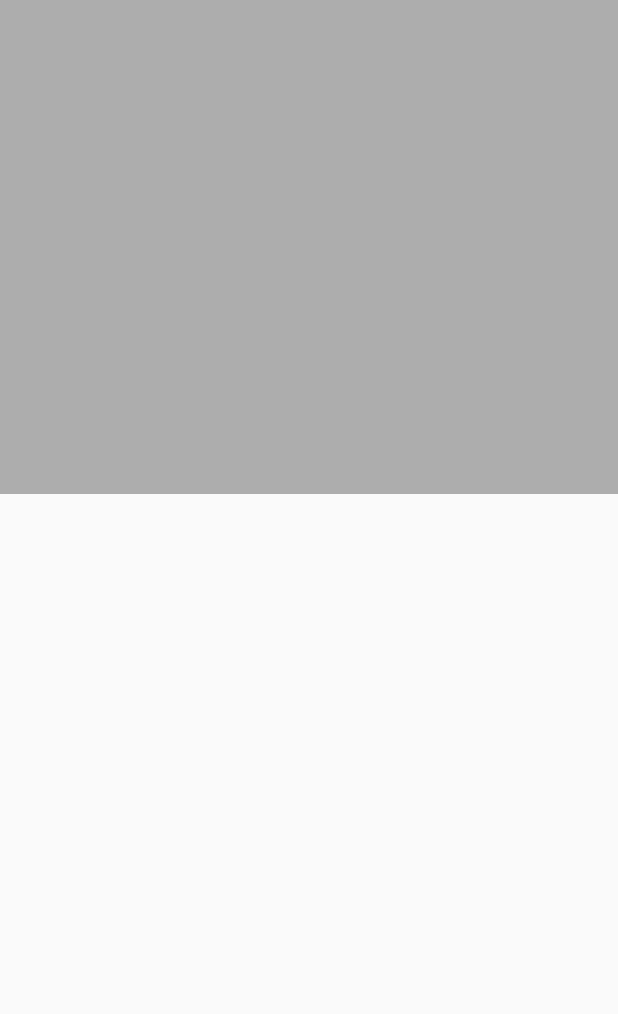
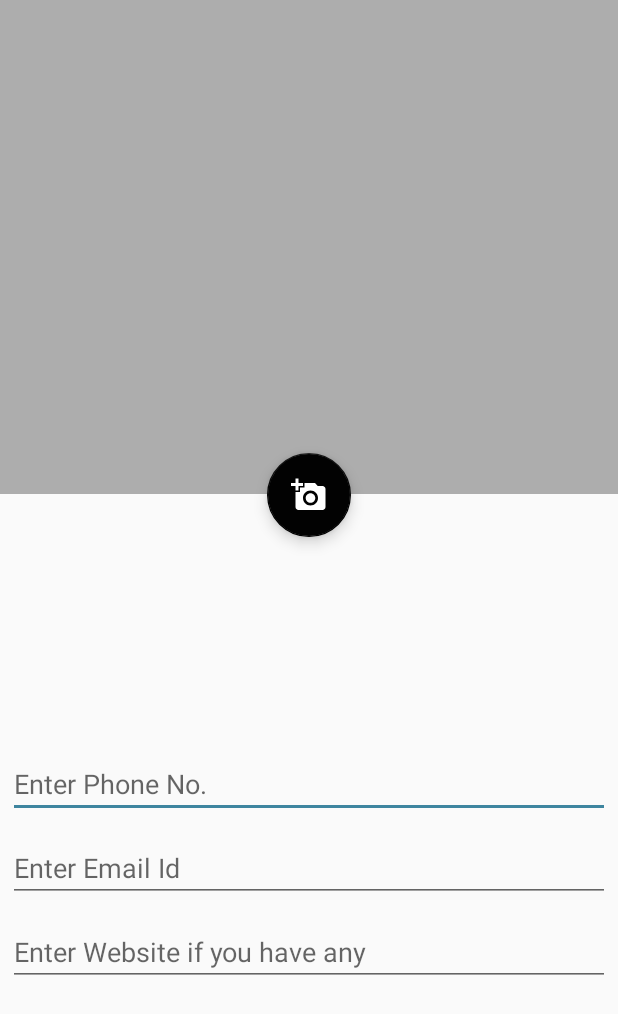
Before and after one commit to Siddharha/BusinessAdmin, an Android app: the layout fragment_personal.xml on its own in the app's theme, with its tools: preview values and no code run, on a phone screen of 412 x 824 dp. Shown: the top 1014 px of the screen. Run offline under Robolectric (Android 15) with nearby library versions, the phone set to English and light mode, and no system bars.

Commit message:
new Page

```diff
--- a/app/src/main/java/in/creativelizard/businessadvisor/repositories/LoginRepo.kt
+++ b/app/src/main/java/in/creativelizard/businessadvisor/repositories/LoginRepo.kt
@@ -22,7 +22,8 @@ class LoginRepo {
         }
     }
 
-    var getLoginDetails : (String)-> MutableLiveData<String> = {
+
+     var getLoginDetails : (String)-> MutableLiveData<String> = {
         val data = MutableLiveData<String>()
        /* val data = MutableLiveData<Any>()
         data.value = callLoginAPI()
--- a/app/src/main/java/in/creativelizard/businessadvisor/viewModels/LoginViewModel.kt
+++ b/app/src/main/java/in/creativelizard/businessadvisor/viewModels/LoginViewModel.kt
@@ -14,5 +14,5 @@ import retrofit2.Response
 class LoginViewModel : ViewModel() {
     private val  loginRepo:LoginRepo = LoginRepo.getInstance()
 
-     val getLoginWithToken:(String) -> MutableLiveData<String> = {loginRepo.getLoginDetails(it)}
+    val getLoginWithToken:(String) -> MutableLiveData<String> = {loginRepo.getLoginDetails(it)}
 }
--- a/app/src/main/java/in/creativelizard/businessadvisor/views/LoginFragment.kt
+++ b/app/src/main/java/in/creativelizard/businessadvisor/views/LoginFragment.kt
@@ -63,9 +63,9 @@ class LoginFragment : Fragment() {
 
             loginViewModel.getLoginWithToken(rootView.etTokenId.text.toString()).observe(this,
                 Observer {response ->
-                    //Toast.makeText(activity!!,Gson().toJson(it),Toast.LENGTH_SHORT).show()
+
                     val loginData = Gson().fromJson(response,LoginOutput::class.java)
-                    if(loginData.success == 1){
+                    if(loginData.success == 0){
                         Handler().postDelayed({
                             Navigation.findNavController(rootView).navigate(R.id.action_loginFragment_to_formFragment)
                         },1000)
@@ -74,7 +74,6 @@ class LoginFragment : Fragment() {
                         Toast.makeText(activity!!,loginData.message,Toast.LENGTH_SHORT).show()
                     }
                 })
-           // callLogin()
 
 
         }
--- /dev/null
+++ b/app/src/main/res/drawable/ic_add_a_photo.xml
@@ -0,0 +1,5 @@
+<vector android:height="24dp" android:tint="#FFFFFF"
+    android:viewportHeight="24.0" android:viewportWidth="24.0"
+    android:width="24dp" xmlns:android="http://schemas.android.com/apk/res/android">
+    <path android:fillColor="#FF000000" android:pathData="M3,4L3,1h2v3h3v2L5,6v3L3,9L3,6L0,6L0,4h3zM6,10L6,7h3L9,4h7l1.83,2L21,6c1.1,0 2,0.9 2,2v12c0,1.1 -0.9,2 -2,2L5,22c-1.1,0 -2,-0.9 -2,-2L3,10h3zM13,19c2.76,0 5,-2.24 5,-5s-2.24,-5 -5,-5 -5,2.24 -5,5 2.24,5 5,5zM9.8,14c0,1.77 1.43,3.2 3.2,3.2s3.2,-1.43 3.2,-3.2 -1.43,-3.2 -3.2,-3.2 -3.2,1.43 -3.2,3.2z"/>
+</vector>
--- a/app/src/main/res/layout/fragment_personal.xml
+++ b/app/src/main/res/layout/fragment_personal.xml
@@ -44,4 +44,61 @@
             app:layout_constraintTop_toTopOf="@+id/guideline2" android:layout_marginBottom="8dp"
             app:layout_constraintBottom_toTopOf="@+id/guideline3" android:layout_marginLeft="8dp"
             android:layout_marginStart="8dp" android:layout_marginEnd="8dp" android:layout_marginRight="8dp"/>
+
+    <com.google.android.material.floatingactionbutton.FloatingActionButton
+            android:id="@+id/fabProfileImg"
+            android:layout_width="wrap_content"
+            android:layout_height="wrap_content"
+            android:clickable="true"
+            android:src="@drawable/ic_add_a_photo"
+            app:backgroundTint="#020202"
+            app:layout_constraintBottom_toBottomOf="@+id/imgLogo"
+            app:layout_constraintEnd_toEndOf="@+id/imgLogo"
+            app:layout_constraintStart_toStartOf="@+id/imgLogo"
+            app:layout_constraintTop_toTopOf="@+id/imgLogo"
+            app:rippleColor="#00DB8080" />
+
+    <ScrollView
+            android:layout_width="match_parent"
+            android:layout_height="0dp"
+            app:layout_constraintBottom_toBottomOf="parent"
+            app:layout_constraintEnd_toEndOf="parent"
+            app:layout_constraintStart_toStartOf="parent"
+            android:fillViewport="true"
+            app:layout_constraintTop_toTopOf="@+id/guideline3">
+
+        <LinearLayout
+                android:layout_width="match_parent"
+                android:layout_height="wrap_content"
+                android:orientation="vertical" >
+
+            <EditText
+                    android:id="@+id/etPhone"
+                    android:layout_width="match_parent"
+                    android:layout_height="wrap_content"
+                    android:layout_margin="5dp"
+                    android:hint="Enter Phone No."
+                    android:ems="10"
+                    android:inputType="phone" />
+
+            <EditText
+                    android:id="@+id/etEmail"
+                    android:layout_width="match_parent"
+                    android:layout_height="wrap_content"
+                    android:layout_margin="5dp"
+                    android:ems="10"
+                    android:hint="Enter Email Id"
+                    android:inputType="textEmailAddress" />
+
+            <EditText
+                    android:id="@+id/etWebsite"
+                    android:layout_width="match_parent"
+                    android:layout_height="wrap_content"
+                    android:layout_margin="5dp"
+                    android:hint="Enter Website if you have any"
+                    app:layout_constraintEnd_toEndOf="parent"
+                    app:layout_constraintStart_toStartOf="parent" />
+        </LinearLayout>
+    </ScrollView>
+
 </androidx.constraintlayout.widget.ConstraintLayout>
```
